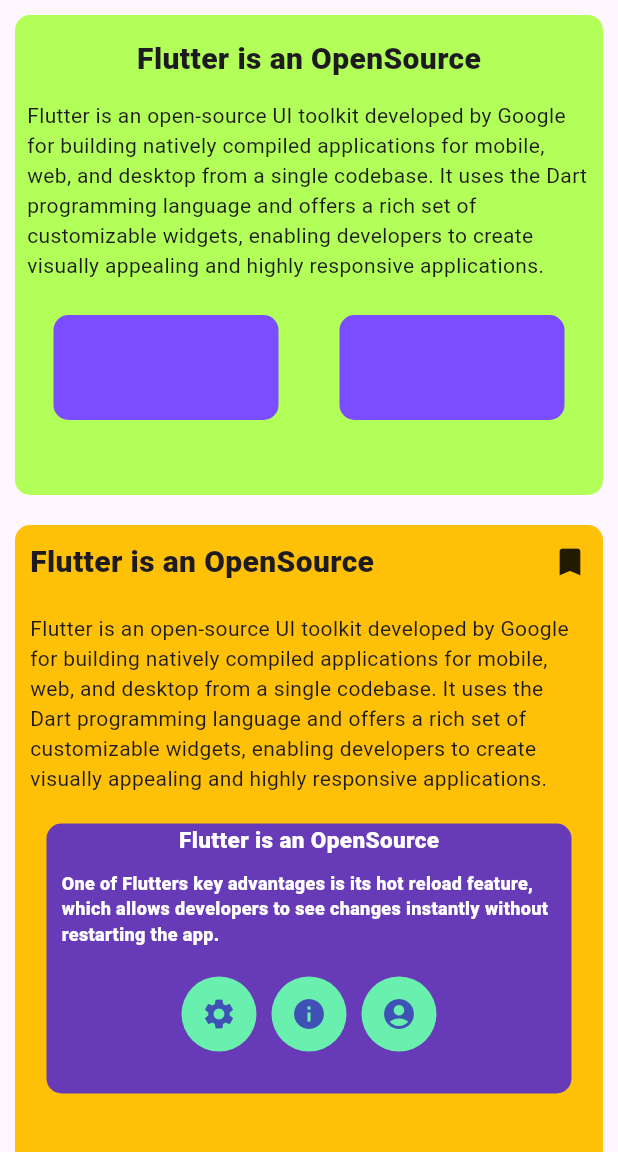
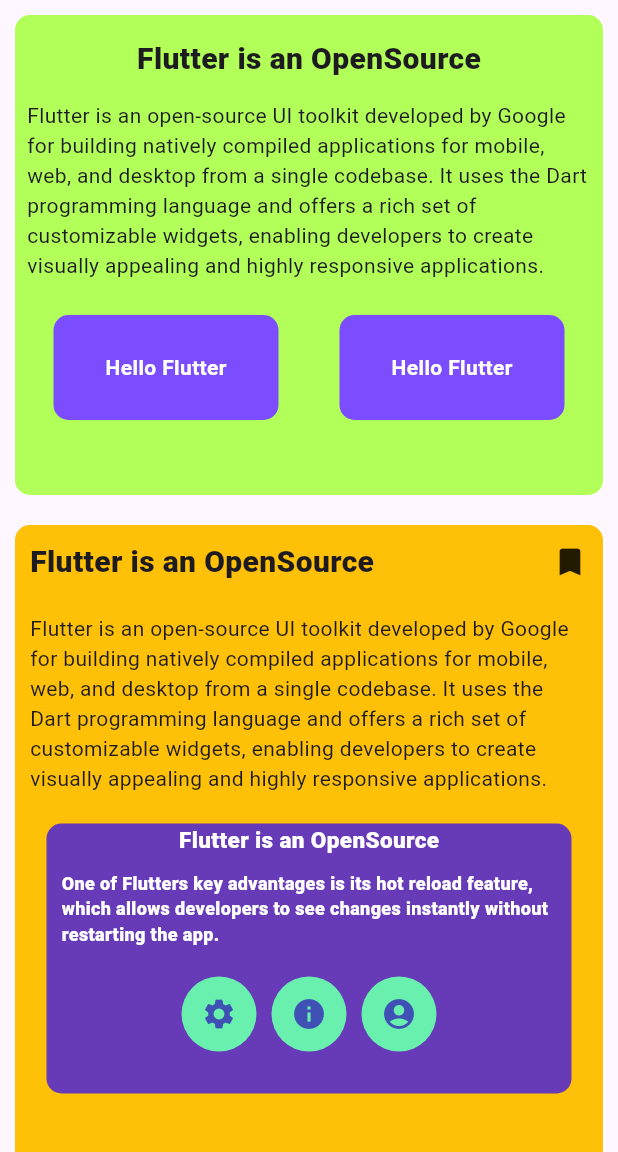
Before and after one commit to DP-Flutter-course/layout-app-2, a Flutter app: the screen it shows after launch, on a phone screen of 412 x 824 dp, the part 84-1236 px from its top. Run offline on Flutter 3.47's test engine with Material 3 defaults, Android fonts, the phone set to English and light mode, and no system bars.

Commit message:
create widgets

```diff
--- a/layout_app_2/lib/pages/homePage.dart
+++ b/layout_app_2/lib/pages/homePage.dart
@@ -66,6 +66,15 @@
                               ),
                               height: 70,
                               width: 150,
+                              child: Center(
+                                child: Text(
+                                  'Hello Flutter',
+                                  style: TextStyle(
+                                    color: Colors.white,
+                                    fontWeight: FontWeight.bold,
+                                  ),
+                                ),
+                              ),
                             ),
                           ),
                           Padding(
@@ -77,6 +86,15 @@
                               ),
                               height: 70,
                               width: 150,
+                              child: Center(
+                                child: Text(
+                                  'Hello Flutter',
+                                  style: TextStyle(
+                                    color: Colors.white,
+                                    fontWeight: FontWeight.bold,
+                                  ),
+                                ),
+                              ),
                             ),
                           ),
                         ],
```
